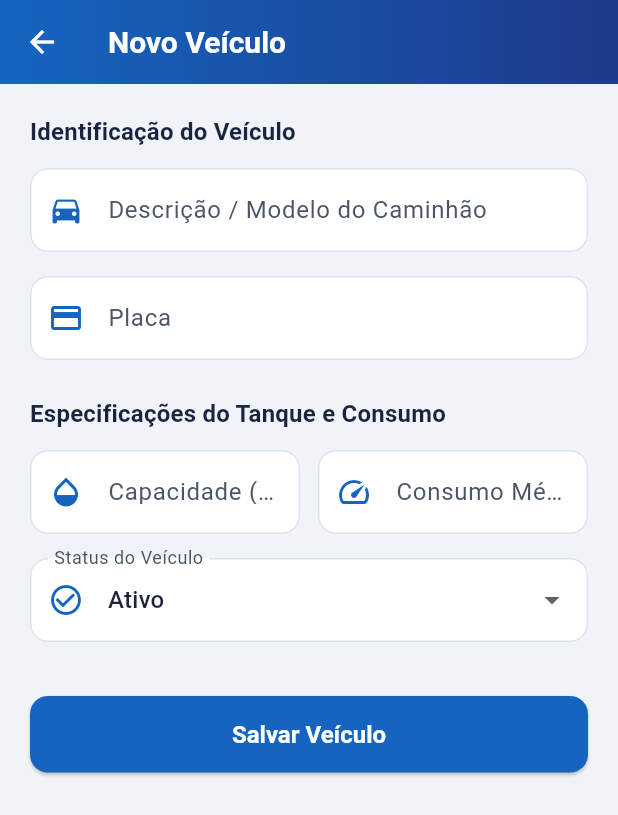
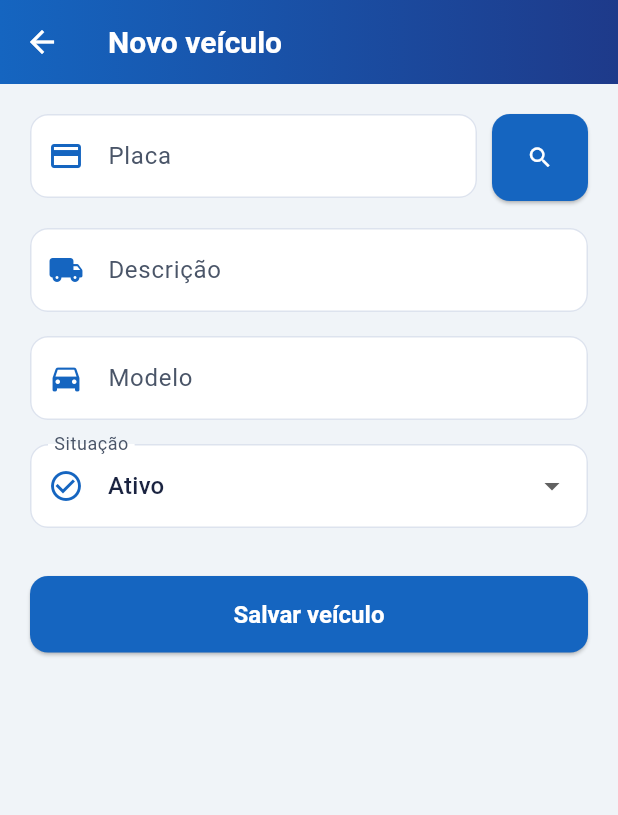
Before and after one commit to wgravinajunior-design/ColetaMobile, a Flutter app: the VeiculoForm screen opened directly, on a phone screen of 412 x 824 dp. Shown: the top 815 px of the screen. Run offline on Flutter 3.47's test engine with Material 3 defaults, Android fonts, the phone set to English and light mode, and no system bars; our stand-ins replace connectivity_plus, image_picker, package_info_plus, pdf, printing, shared_preferences and 2 more; accounts and stored records are empty; network calls fail.

Commit message:
Cadastro de veiculo com consulta por placa, e correcao do POST que nunca funcionou
Retaguarda e mobile ganham o cadastro de veiculo com o basico: placa,
descricao e modelo — o bastante para saber qual carro sai para a coleta. Na
retaguarda o resto do cadastro do ERP fica recolhido em "Mais dados".

A consulta por placa vai na propria base. Achou, carrega o veiculo e passa a
edita-lo; nao achou, avisa que vai incluir. Mesmo sem consultar, o Salvar
confere a placa antes de gravar, entao digitar uma placa conhecida nao cria um
segundo registro. A comparacao ignora caixa e hifen: ABC-1234 acha ABC1234.

Duas correcoes no caminho:

O POST /coleta/veiculos nao informava VEI_ID nem VEI_EMPRESA, que sao NOT NULL
e nao tem generator nesta base — ele falharia sempre. Agora gera o id por
MAX+1, como a retaguarda ja fazia nos cadastros pela tela.

A descricao que o mobile recebia era montada de marca + modelo. Passa a vir de
VEI_DESCRICAO, que e o nome dado ao carro; marca + modelo ficam so como reserva
para cadastros antigos do ERP com a coluna vazia.

O mobile enviava o cadastro so para o SQLite do aparelho, e o veiculo sumia na
sincronizacao seguinte. Agora vai ao ERP primeiro, e avisa se o servidor
estiver fora do ar em vez de dar como salvo. Continua restrito a
administradores. SQLite do app vai para a v3, com a coluna modelo.

Nenhuma coluna nova na base: VEI_DESCRICAO ja existia.

Vai junto o firebird_schema_service, que cria na base escolhida nas
Configuracoes as tabelas e colunas que o sistema precisa, e a correcao do
ConfigService que nao descartava a conexao ao trocar de base — por isso o login
continuava procurando o usuario na base anterior.

Retaguarda 2.10.0, mobile 1.12.0.

Co-Authored-By: Claude Opus 5 <noreply@anthropic.com>

```diff
--- a/lib/pages/forms/veiculo_form.dart
+++ b/lib/pages/forms/veiculo_form.dart
@@ -1,7 +1,16 @@
 import 'package:flutter/material.dart';
+import 'package:flutter/services.dart';
 import 'package:provider/provider.dart';
 import '../../providers/coleta_provider.dart';
+import '../../services/api_service.dart';
 
+/// Cadastro de veículo pelo celular.
+///
+/// Só o essencial — placa, descrição e modelo — o bastante para saber qual
+/// carro sai para a coleta. O resto do cadastro fica na retaguarda.
+///
+/// A consulta por placa vai à base da retaguarda: se o carro já existir, o
+/// formulário passa a editá-lo em vez de criar um segundo registro.
 class VeiculoForm extends StatefulWidget {
   const VeiculoForm({super.key});
 
@@ -11,50 +20,127 @@ class VeiculoForm extends StatefulWidget {
 
 class _VeiculoFormState extends State<VeiculoForm> {
   final _formKey = GlobalKey<FormState>();
+  final _placaController = TextEditingController();
   final _descricaoController = TextEditingController();
-  final _placaController = TextEditingController();
-  final _capacidadeController = TextEditingController();
-  final _consumoController = TextEditingController();
-  VeiculoStatus _selectedStatus = VeiculoStatus.ativo;
+  final _modeloController = TextEditingController();
+
+  VeiculoStatus _status = VeiculoStatus.ativo;
+
+  /// Preenchido quando a consulta encontra a placa: dali em diante o formulário
+  /// altera esse registro em vez de incluir um novo.
+  int? _idExistente;
+
+  bool _consultando = false;
+  bool _salvando = false;
+  String? _avisoPlaca;
 
   @override
   void dispose() {
+    _placaController.dispose();
     _descricaoController.dispose();
-    _placaController.dispose();
-    _capacidadeController.dispose();
-    _consumoController.dispose();
+    _modeloController.dispose();
     super.dispose();
   }
 
-  bool _isSaving = false;
+  Future<void> _consultarPlaca() async {
+    final placa = _placaController.text.trim();
+    if (placa.isEmpty) {
+      setState(() => _avisoPlaca = 'Digite a placa para consultar.');
+      return;
+    }
+
+    setState(() {
+      _consultando = true;
+      _avisoPlaca = null;
+    });
+
+    try {
+      final dados = await ApiService.consultarVeiculoPorPlaca(placa);
+      if (!mounted) return;
+
+      if (dados == null) {
+        setState(() {
+          _idExistente = null;
+          _avisoPlaca = 'Placa não cadastrada — preencha para incluir.';
+        });
+        return;
+      }
+
+      setState(() {
+        _idExistente = dados['id'] as int?;
+        _placaController.text = '${dados['placa'] ?? placa}';
+        _descricaoController.text = '${dados['descricao'] ?? ''}';
+        _modeloController.text = '${dados['modelo'] ?? ''}';
+        _status = '${dados['status']}' == 'INATIVO'
+            ? VeiculoStatus.inativo
+            : VeiculoStatus.ativo;
+        _avisoPlaca = 'Veículo encontrado. Os dados vieram da base.';
+      });
+    } catch (e) {
+      if (!mounted) return;
+      setState(
+        () => _avisoPlaca = 'Não foi possível consultar agora: sem conexão '
+            'com a retaguarda.',
+      );
+      debugPrint('[VeiculoForm] consulta de placa falhou: $e');
+    } finally {
+      if (mounted) setState(() => _consultando = false);
+    }
+  }
 
   Future<void> _salvar() async {
-    if (_isSaving || !_formKey.currentState!.validate()) return;
-    setState(() => _isSaving = true);
+    if (_salvando || !_formKey.currentState!.validate()) return;
+    setState(() => _salvando = true);
+
     final provider = Provider.of<ColetaProvider>(context, listen: false);
-    await provider.addVeiculo(Veiculo(
-      id: 0,
-      descricao: _descricaoController.text.trim(),
-      placa: _placaController.text.trim().toUpperCase(),
-      capacidadeLitros: double.tryParse(_capacidadeController.text) ?? 0.0,
-      consumoMedio: double.tryParse(_consumoController.text) ?? 0.0,
-      status: _selectedStatus,
-    ));
-    if (!mounted) return;
-    setState(() => _isSaving = false);
-    ScaffoldMessenger.of(context).showSnackBar(
-      const SnackBar(content: Text('Veículo cadastrado com sucesso!'), backgroundColor: Colors.green),
-    );
-    Navigator.of(context).pop();
+    try {
+      await provider.salvarVeiculo(
+        Veiculo(
+          id: _idExistente ?? 0,
+          placa: _placaController.text.trim().toUpperCase(),
+          descricao: _descricaoController.text.trim(),
+          modelo: _modeloController.text.trim(),
+          status: _status,
+        ),
+        idExistente: _idExistente,
+      );
+
+      if (!mounted) return;
+      ScaffoldMessenger.of(context).showSnackBar(
+        SnackBar(
+          content: Text(
+            _idExistente == null ? 'Veículo cadastrado.' : 'Veículo atualizado.',
+          ),
+          backgroundColor: Colors.green,
+        ),
+      );
+      Navigator.of(context).pop();
+    } catch (e) {
+      if (!mounted) return;
+      setState(() => _salvando = false);
+      // O cadastro precisa chegar ao ERP; dar como salvo aqui esconderia que
+      // ele não existe para as rotas.
+      ScaffoldMessenger.of(context).showSnackBar(
+        SnackBar(
+          content: Text(
+            'Não foi possível salvar: ${e.toString().replaceFirst("Exception: ", "")}'
+            '\nConfira a conexão com a retaguarda e tente de novo.',
+          ),
+          backgroundColor: Colors.orange.shade800,
+          duration: const Duration(seconds: 5),
+        ),
+      );
+    }
   }
 
   @override
   Widget build(BuildContext context) {
     final theme = Theme.of(context);
+    final editando = _idExistente != null;
 
     return Scaffold(
       appBar: AppBar(
-        title: const Text('Novo Veículo'),
+        title: Text(editando ? 'Editar veículo' : 'Novo veículo'),
         flexibleSpace: Container(
           decoration: BoxDecoration(
             gradient: LinearGradient(
@@ -70,125 +156,148 @@ class _VeiculoFormState extends State<VeiculoForm> {
           child: Column(
             crossAxisAlignment: CrossAxisAlignment.stretch,
             children: [
-              Text(
-                'Identificação do Veículo',
-                style: theme.textTheme.titleMedium?.copyWith(fontWeight: FontWeight.bold),
-              ),
-              const SizedBox(height: 12),
-              TextFormField(
-                controller: _descricaoController,
-                decoration: InputDecoration(
-                  labelText: 'Descrição / Modelo do Caminhão',
-                  prefixIcon: const Icon(Icons.directions_car),
-                  border: OutlineInputBorder(borderRadius: BorderRadius.circular(12)),
-                ),
-                validator: (value) {
-                  if (value == null || value.trim().isEmpty) {
-                    return 'Campo obrigatório';
-                  }
-                  return null;
-                },
-              ),
-              const SizedBox(height: 16),
-              TextFormField(
-                controller: _placaController,
-                decoration: InputDecoration(
-                  labelText: 'Placa',
-                  prefixIcon: const Icon(Icons.credit_card),
-                  hintText: 'ABC-1234 ou ABC1D23',
-                  border: OutlineInputBorder(borderRadius: BorderRadius.circular(12)),
-                ),
-                validator: (value) {
-                  if (value == null || value.trim().isEmpty) {
-                    return 'Campo obrigatório';
-                  }
-                  return null;
-                },
-              ),
-              const SizedBox(height: 24),
-              Text(
-                'Especificações do Tanque e Consumo',
-                style: theme.textTheme.titleMedium?.copyWith(fontWeight: FontWeight.bold),
-              ),
-              const SizedBox(height: 12),
               Row(
+                crossAxisAlignment: CrossAxisAlignment.start,
                 children: [
                   Expanded(
                     child: TextFormField(
-                      controller: _capacidadeController,
-                      keyboardType: TextInputType.number,
+                      controller: _placaController,
+                      textCapitalization: TextCapitalization.characters,
+                      inputFormatters: [
+                        _MaiusculasFormatter(),
+                        LengthLimitingTextInputFormatter(10),
+                      ],
                       decoration: InputDecoration(
-                        labelText: 'Capacidade (L)',
-                        prefixIcon: const Icon(Icons.opacity),
-                        border: OutlineInputBorder(borderRadius: BorderRadius.circular(12)),
+                        labelText: 'Placa',
+                        prefixIcon: const Icon(Icons.credit_card),
+                        hintText: 'ABC1D23',
+                        border: OutlineInputBorder(
+                          borderRadius: BorderRadius.circular(12),
+                        ),
                       ),
-                      validator: (value) {
-                        if (value == null || value.trim().isEmpty) {
-                          return 'Campo obrigatório';
-                        }
-                        if (double.tryParse(value) == null) {
-                          return 'Valor inválido';
-                        }
-                        return null;
-                      },
+                      validator: (v) => (v == null || v.trim().length < 7)
+                          ? 'Informe a placa completa'
+                          : null,
+                      onFieldSubmitted: (_) => _consultarPlaca(),
                     ),
                   ),
-                  const SizedBox(width: 12),
-                  Expanded(
-                    child: TextFormField(
-                      controller: _consumoController,
-                      keyboardType: const TextInputType.numberWithOptions(decimal: true),
-                      decoration: InputDecoration(
-                        labelText: 'Consumo Médio (Km/L)',
-                        prefixIcon: const Icon(Icons.speed),
-                        border: OutlineInputBorder(borderRadius: BorderRadius.circular(12)),
+                  const SizedBox(width: 10),
+                  SizedBox(
+                    height: 58,
+                    child: ElevatedButton(
+                      onPressed: _consultando ? null : _consultarPlaca,
+                      style: ElevatedButton.styleFrom(
+                        backgroundColor: theme.colorScheme.primary,
+                        foregroundColor: Colors.white,
+                        shape: RoundedRectangleBorder(
+                          borderRadius: BorderRadius.circular(12),
+                        ),
                       ),
-                      validator: (value) {
-                        if (value == null || value.trim().isEmpty) {
-                          return 'Campo obrigatório';
-                        }
-                        if (double.tryParse(value) == null) {
-                          return 'Valor inválido';
-                        }
-                        return null;
-                      },
+                      child: _consultando
+                          ? const SizedBox(
+                              height: 18,
+                              width: 18,
+                              child: CircularProgressIndicator(
+                                color: Colors.white,
+                                strokeWidth: 2,
+                              ),
+                            )
+                          : const Icon(Icons.search),
                     ),
                   ),
                 ],
               ),
+              if (_avisoPlaca != null) ...[
+                const SizedBox(height: 8),
+                Text(
+                  _avisoPlaca!,
+                  style: TextStyle(
+                    fontSize: 12.5,
+                    color: editando
+                        ? Colors.green.shade800
+                        : Colors.grey.shade700,
+                  ),
+                ),
+              ],
+
+              const SizedBox(height: 18),
+              TextFormField(
+                controller: _descricaoController,
+                decoration: InputDecoration(
+                  labelText: 'Descrição',
+                  hintText: 'Como o carro é chamado: "Caminhão 1"',
+                  prefixIcon: const Icon(Icons.local_shipping_rounded),
+                  border: OutlineInputBorder(
+                    borderRadius: BorderRadius.circular(12),
+                  ),
+                ),
+                validator: (v) => (v == null || v.trim().isEmpty)
+                    ? 'Campo obrigatório'
+                    : null,
+              ),
+
+              const SizedBox(height: 16),
+              TextFormField(
+                controller: _modeloController,
+                decoration: InputDecoration(
+                  labelText: 'Modelo',
+                  prefixIcon: const Icon(Icons.directions_car),
+                  border: OutlineInputBorder(
+                    borderRadius: BorderRadius.circular(12),
+                  ),
+                ),
+              ),
+
               const SizedBox(height: 16),
               DropdownButtonFormField<VeiculoStatus>(
                 decoration: InputDecoration(
-                  labelText: 'Status do Veículo',
+                  labelText: 'Situação',
                   prefixIcon: const Icon(Icons.check_circle_outline),
-                  border: OutlineInputBorder(borderRadius: BorderRadius.circular(12)),
+                  border: OutlineInputBorder(
+                    borderRadius: BorderRadius.circular(12),
+                  ),
                 ),
-                value: _selectedStatus,
+                initialValue: _status,
                 items: const [
-                  DropdownMenuItem(value: VeiculoStatus.ativo, child: Text('Ativo')),
-                  DropdownMenuItem(value: VeiculoStatus.inativo, child: Text('Inativo')),
-                  DropdownMenuItem(value: VeiculoStatus.manutencao, child: Text('Manutenção')),
+                  DropdownMenuItem(
+                    value: VeiculoStatus.ativo,
+                    child: Text('Ativo'),
+                  ),
+                  DropdownMenuItem(
+                    value: VeiculoStatus.inativo,
+                    child: Text('Inativo'),
+                  ),
                 ],
-                onChanged: (val) {
-                  if (val != null) {
-                    setState(() {
-                      _selectedStatus = val;
-                    });
-                  }
-                },
+                onChanged: (v) => setState(() => _status = v ?? _status),
               ),
-              const SizedBox(height: 36),
+
+              const SizedBox(height: 32),
               ElevatedButton(
-                onPressed: _salvar,
+                onPressed: _salvando ? null : _salvar,
                 style: ElevatedButton.styleFrom(
                   backgroundColor: theme.colorScheme.primary,
                   foregroundColor: Colors.white,
                   padding: const EdgeInsets.symmetric(vertical: 16),
-                  shape: RoundedRectangleBorder(borderRadius: BorderRadius.circular(12)),
+                  shape: RoundedRectangleBorder(
+                    borderRadius: BorderRadius.circular(12),
+                  ),
                 ),
-                child: _isSaving
-                    ? const SizedBox(height: 20, width: 20, child: CircularProgressIndicator(color: Colors.white, strokeWidth: 2))
-                    : const Text('Salvar Veículo', style: TextStyle(fontSize: 16, fontWeight: FontWeight.bold)),
+                child: _salvando
+                    ? const SizedBox(
+                        height: 20,
+                        width: 20,
+                        child: CircularProgressIndicator(
+                          color: Colors.white,
+                          strokeWidth: 2,
+                        ),
+                      )
+                    : Text(
+                        editando ? 'Salvar alterações' : 'Salvar veículo',
+                        style: const TextStyle(
+                          fontSize: 16,
+                          fontWeight: FontWeight.bold,
+                        ),
+                      ),
               ),
             ],
           ),
@@ -197,3 +306,17 @@ class _VeiculoFormState extends State<VeiculoForm> {
     );
   }
 }
+
+/// Mantém a placa em maiúsculas enquanto se digita.
+class _MaiusculasFormatter extends TextInputFormatter {
+  @override
+  TextEditingValue formatEditUpdate(
+    TextEditingValue oldValue,
+    TextEditingValue newValue,
+  ) {
+    return TextEditingValue(
+      text: newValue.text.toUpperCase(),
+      selection: newValue.selection,
+    );
+  }
+}
--- a/lib/pages/tabs/cadastros_tab.dart
+++ b/lib/pages/tabs/cadastros_tab.dart
@@ -634,7 +634,10 @@ class _CadastrosTabState extends State<CadastrosTab> {
                 _buildRegistrationCard(
                   title: 'Veículos / Caminhões',
                   icon: Icons.local_shipping_rounded,
-                  bullets: ['Placa · Capacidade', 'Consumo médio · Status'],
+                  bullets: [
+                    'Consulta pela placa na base',
+                    'Descrição · Modelo · Situação',
+                  ],
                   formWidget: const VeiculoForm(),
                 ),
                 const SizedBox(height: 10),
--- a/lib/providers/coleta_provider.dart
+++ b/lib/providers/coleta_provider.dart
@@ -74,6 +74,7 @@ class Veiculo {
   final int id;
   final String descricao;
   final String placa;
+  final String modelo;
   final double capacidadeLitros;
   final double consumoMedio;
   final VeiculoStatus status;
@@ -81,8 +82,9 @@ class Veiculo {
     required this.id,
     required this.descricao,
     required this.placa,
-    required this.capacidadeLitros,
-    required this.consumoMedio,
+    this.modelo = '',
+    this.capacidadeLitros = 0,
+    this.consumoMedio = 0,
     required this.status,
   });
 }
@@ -514,8 +516,9 @@ class ColetaProvider extends ChangeNotifier {
     id: m['id'] as int,
     descricao: m['descricao'] as String,
     placa: m['placa'] as String,
-    capacidadeLitros: (m['capacidade_litros'] as num).toDouble(),
-    consumoMedio: (m['consumo_medio'] as num).toDouble(),
+    modelo: (m['modelo'] as String?) ?? '',
+    capacidadeLitros: (m['capacidade_litros'] as num?)?.toDouble() ?? 0,
+    consumoMedio: (m['consumo_medio'] as num?)?.toDouble() ?? 0,
     status: _parseVeiculoStatus(m['status'] as String),
   );
 
@@ -864,24 +867,54 @@ class ColetaProvider extends ChangeNotifier {
     notifyListeners();
   }
 
-  Future<void> addVeiculo(Veiculo v) async {
-    final id = await DatabaseService.insertVeiculo({
+  /// Cadastra ou altera um veículo.
+  ///
+  /// Vai primeiro ao servidor: o veículo precisa existir na base do ERP para
+  /// aparecer nas rotas, e o id que vale é o de lá. Antes isto gravava só no
+  /// SQLite do aparelho, e o cadastro sumia na sincronização seguinte.
+  ///
+  /// Lança se o servidor recusar ou estiver fora do ar — quem chamou mostra o
+  /// motivo, em vez de dar o cadastro como salvo.
+  Future<void> salvarVeiculo(Veiculo v, {int? idExistente}) async {
+    final idNoErp = await ApiService.salvarVeiculo({
+      'placa': v.placa,
+      'descricao': v.descricao,
+      'modelo': v.modelo,
+    }, id: idExistente);
+
+    final linha = {
       'descricao': v.descricao,
       'placa': v.placa,
+      'modelo': v.modelo,
       'capacidade_litros': v.capacidadeLitros,
       'consumo_medio': v.consumoMedio,
       'status': _veiculoStatusStr(v.status),
-    });
-    _veiculos.add(
-      Veiculo(
-        id: id,
-        descricao: v.descricao,
-        placa: v.placa,
-        capacidadeLitros: v.capacidadeLitros,
-        consumoMedio: v.consumoMedio,
-        status: v.status,
-      ),
+    };
+
+    // Espelha localmente com o id do ERP, para a lista já mostrar o veículo
+    // sem depender da próxima sincronização.
+    final id = idNoErp ?? idExistente;
+    if (id != null) {
+      await DatabaseService.upsertVeiculo({'id': id, ...linha});
+    } else {
+      await DatabaseService.insertVeiculo(linha);
+    }
+
+    final novo = Veiculo(
+      id: id ?? 0,
+      descricao: v.descricao,
+      placa: v.placa,
+      modelo: v.modelo,
+      capacidadeLitros: v.capacidadeLitros,
+      consumoMedio: v.consumoMedio,
+      status: v.status,
     );
+    final i = _veiculos.indexWhere((x) => x.id == novo.id && novo.id != 0);
+    if (i >= 0) {
+      _veiculos[i] = novo;
+    } else {
+      _veiculos.add(novo);
+    }
     notifyListeners();
   }
 
--- a/pubspec.yaml
+++ b/pubspec.yaml
@@ -16,7 +16,7 @@ publish_to: 'none' # Remove this line if you wish to publish to pub.dev
 # https://developer.apple.com/library/archive/documentation/General/Reference/InfoPlistKeyReference/Articles/CoreFoundationKeys.html
 # In Windows, build-name is used as the major, minor, and patch parts
 # of the product and file versions while build-number is used as the build suffix.
-version: 1.11.1+15
+version: 1.12.0+16
 
 environment:
   sdk: ^3.11.4
```
Also changed, not shown: lib/services/api_service.dart (+63 -0 lines), lib/services/database_service.dart (+13 -1 lines).
